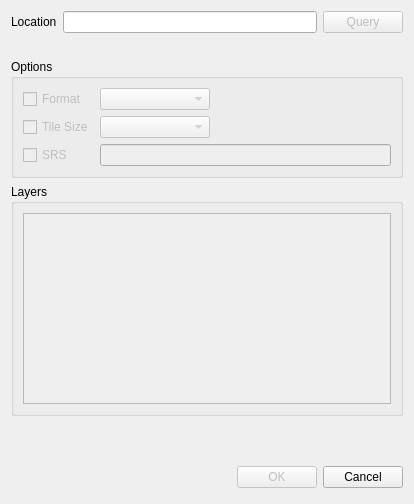
Old version of the form src/Applications/DesktopViewer/ui/WMSEditDialog.ui in the repository KrisLee/godzi-desktop.
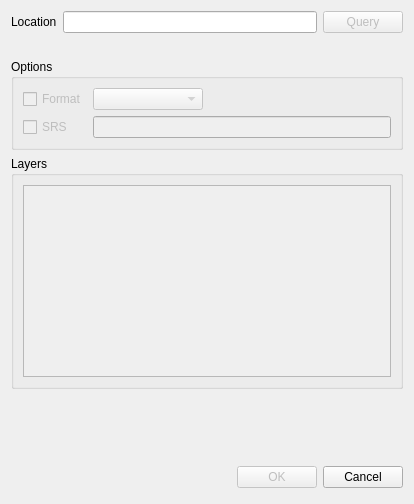
New version of the form.

Commit message: Removed unneeded options from WMSEditDialog.

Diff of the .ui file:
```diff
--- a/src/Applications/DesktopViewer/ui/WMSEditDialog.ui
+++ b/src/Applications/DesktopViewer/ui/WMSEditDialog.ui
@@ -75,23 +75,6 @@
        </widget>
       </item>
       <item row="1" column="0">
-       <widget class="QCheckBox" name="tileSizeCheckBox">
-        <property name="enabled">
-         <bool>false</bool>
-        </property>
-        <property name="text">
-         <string>Tile Size</string>
-        </property>
-       </widget>
-      </item>
-      <item row="1" column="1">
-       <widget class="QComboBox" name="tileSizeComboBox">
-        <property name="enabled">
-         <bool>false</bool>
-        </property>
-       </widget>
-      </item>
-      <item row="2" column="0">
        <widget class="QCheckBox" name="srsCheckBox">
         <property name="enabled">
          <bool>false</bool>
@@ -101,7 +84,7 @@
         </property>
        </widget>
       </item>
-      <item row="2" column="1" colspan="2">
+      <item row="1" column="1" colspan="2">
        <widget class="QLineEdit" name="srsLineEdit">
         <property name="enabled">
          <bool>false</bool>
```
The commit also changes 1 other file.
